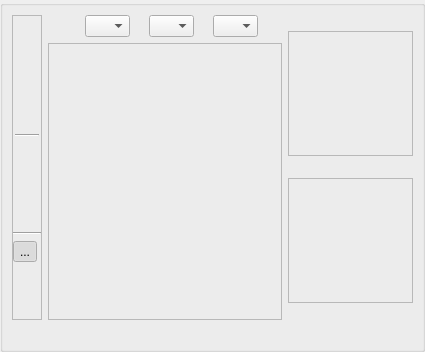
Old version of the form src/terralib/qt/widgets/rp/ui/RasterNavigatorWidgetForm.ui in the repository claudiobogossian/terralib5.
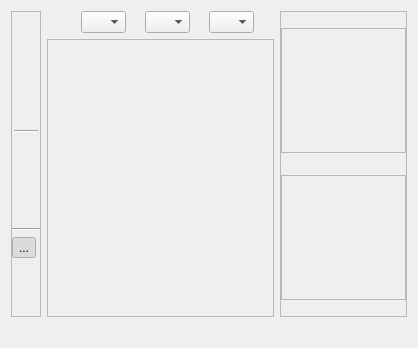
New version of the form.

The edit to the form file:
```diff
--- a/src/terralib/qt/widgets/rp/ui/RasterNavigatorWidgetForm.ui
+++ b/src/terralib/qt/widgets/rp/ui/RasterNavigatorWidgetForm.ui
@@ -6,43 +6,17 @@
    <rect>
     <x>0</x>
     <y>0</y>
-    <width>425</width>
-    <height>352</height>
+    <width>418</width>
+    <height>348</height>
    </rect>
   </property>
   <property name="windowTitle">
    <string>Raster Navigator</string>
   </property>
-  <layout class="QGridLayout" name="gridLayout_14">
-   <property name="margin">
-    <number>0</number>
-   </property>
-   <item row="0" column="0">
-    <widget class="QGroupBox" name="m_previewGroupBox">
-     <property name="sizePolicy">
-      <sizepolicy hsizetype="MinimumExpanding" vsizetype="Preferred">
-       <horstretch>0</horstretch>
-       <verstretch>0</verstretch>
-      </sizepolicy>
-     </property>
-     <property name="title">
-      <string/>
-     </property>
-     <property name="flat">
-      <bool>false</bool>
-     </property>
-     <property name="checkable">
-      <bool>false</bool>
-     </property>
-     <property name="checked">
-      <bool>false</bool>
-     </property>
      <layout class="QGridLayout" name="gridLayout_13">
       <item row="0" column="0">
        <layout class="QGridLayout" name="gridLayout_12">
         <item row="0" column="0">
-         <layout class="QGridLayout" name="gridLayout_11">
-          <item row="0" column="0">
            <widget class="QFrame" name="m_toolsFrame">
             <property name="sizePolicy">
              <sizepolicy hsizetype="Fixed" vsizetype="Preferred">
@@ -371,6 +345,18 @@
            </layout>
           </item>
           <item row="0" column="2">
+      <widget class="QFrame" name="m_extraDisplaysFrame">
+       <property name="frameShape">
+        <enum>QFrame::StyledPanel</enum>
+       </property>
+       <property name="frameShadow">
+        <enum>QFrame::Raised</enum>
+       </property>
+       <layout class="QGridLayout" name="gridLayout_11">
+        <property name="margin">
+         <number>0</number>
+        </property>
+        <item row="0" column="0">
            <layout class="QGridLayout" name="gridLayout_4">
             <item row="0" column="0">
              <spacer name="verticalSpacer_2">
@@ -479,8 +465,9 @@
            </layout>
           </item>
          </layout>
-        </item>
-        <item row="1" column="0">
+      </widget>
+     </item>
+     <item row="1" column="0" colspan="3">
          <widget class="QLabel" name="m_label">
           <property name="text">
            <string/>
@@ -494,9 +481,6 @@
       </item>
      </layout>
     </widget>
-   </item>
-  </layout>
- </widget>
  <tabstops>
   <tabstop>m_recomposeActionToolButton</tabstop>
   <tabstop>m_zoomInActionToolButtontoolButton</tabstop>
```
Left out of the diff: 26 changed lines with no effect on the pictures. Lines whose indentation alone changed are shown as unchanged.
